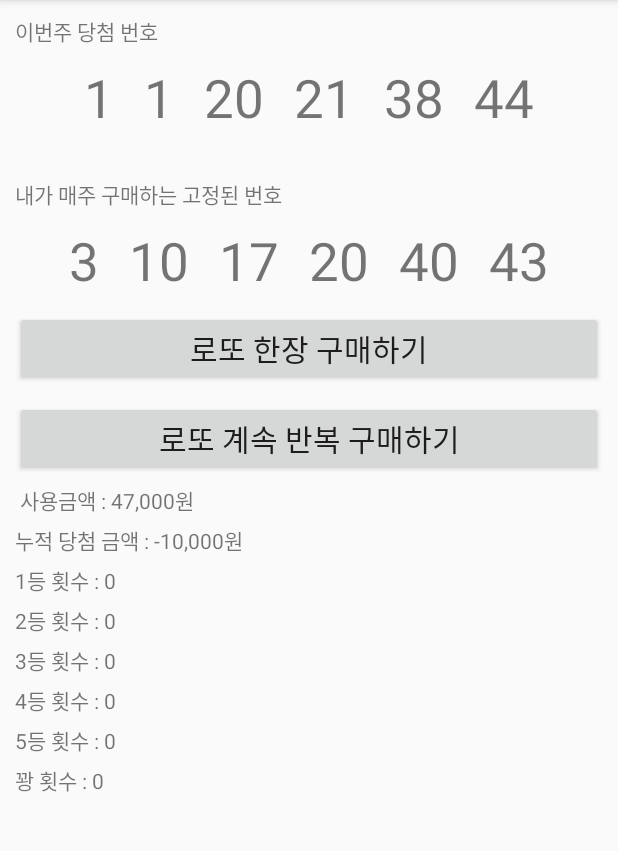
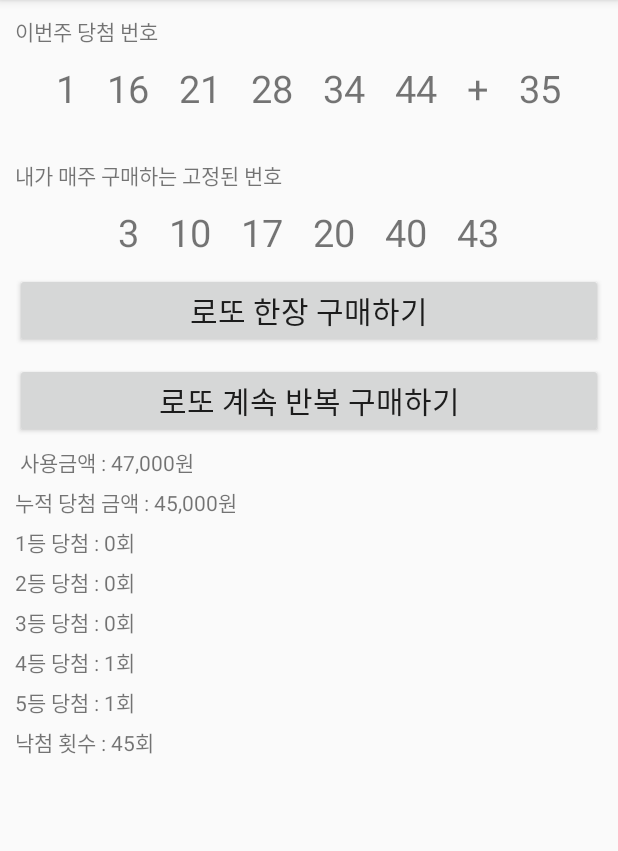
Before and after one commit to Bsoyoung/201911_KotlinFinalTest, an Android app: the LottoActivity screen opened directly, with no data from a screen before it, after a tap on "로또 계속 반복 구매하기", on a phone screen of 412 x 824 dp, the part 84-935 px from its top. Run offline under Robolectric (Android 15) with nearby library versions, the phone set to English and light mode, and no system bars; 1 other tap on this screen came first.

Commit message:
보너스 번호 뽑기  - 정석 당첨 번호와의 중복 회피

```diff
--- a/app/src/main/java/com/example/a201911_kotlinfinaltest/LottoActivity.kt
+++ b/app/src/main/java/com/example/a201911_kotlinfinaltest/LottoActivity.kt
@@ -1,5 +1,6 @@
 package com.example.a201911_kotlinfinaltest
 
+import android.content.Context
 import android.os.Bundle
 import android.os.Handler
 import android.widget.TextView
@@ -26,7 +27,10 @@ class LottoActivity : BaseActivity() {
     var fifthRankCount=0
     var wrongCount=0
 
+    //정석 당첨번호 6개 저장 배열
     var lottoNumArrayList = ArrayList<Int>()
+    //보너스 번호
+    var bonusNUm = 0
     var thisWeekLottoNumTextViewArrayList = ArrayList<TextView>()
 
     var myNumArrayList = ArrayList<Int>()
@@ -103,13 +107,12 @@ class LottoActivity : BaseActivity() {
         }
 
         luckyMoneyTxt.text = String.format("누적 당첨 금액 : %,d원",luckyMoney)
-
-        firstRankCountTxt.text = String.format("1등 당첨 : %.d회",firstRankCount)
-        secondRankCountTxt.text = String.format("2등 당첨 : %.d회",secondRankCount)
-        thirdRankCountTxt.text = String.format("3등 당첨 : %.d회",thirdRankCount)
-        fourthRankCountTxt.text = String.format("4등 당첨 : %.d회",fourthRankCount)
-        fifthRankCountTxt.text = String.format("5등 당첨 : %.d회",fifthRankCount)
-        wrongRankCountTxt.text = String.format("낙첨 : %.d회",wrongCount)
+        firstRankCountTxt.text = String.format("1등 당첨 : %,d회", firstRankCount)
+        secondRankCountTxt.text = String.format("2등 당첨 : %,d회", secondRankCount)
+        thirdRankCountTxt.text = String.format("3등 당첨 : %,d회", thirdRankCount)
+        fourthRankCountTxt.text = String.format("4등 당첨 : %,d회", fourthRankCount)
+        fifthRankCountTxt.text = String.format("5등 당첨 : %,d회", fifthRankCount)
+        wrongCountTxt.text = String.format("낙첨 횟수 : %,d회", wrongCount)
 
     }
 
@@ -182,6 +185,25 @@ class LottoActivity : BaseActivity() {
 
         //당첨 번호 6개를 작은 숫자부터 큰 숫자 순서대로 (정렬)!
         Collections.sort(lottoNumArrayList)
+        //보너스 번호를 추가로 뽑자. 중복을 피해야함. => 몇번이나 뽑아야 중복이 아닐지 알 수 없다.
+
+        while(true){
+            var tempRandomNum = (Math.random()*45+1).toInt()
+            var isDupIsOk = true
+            for(num in lottoNumArrayList){
+                if(tempRandomNum == num){
+                    //중복발견! 다시 뽑아야함.
+                    isDupIsOk = false
+                    break
+                }
+            }
+            if(isDupIsOk) {
+                bonusNUm = tempRandomNum
+                break
+            }
+
+
+        }
 
         //6개의 텍스트뷰 / 당첨번호를 뽑아내서 연결
         for(i in 0 .. lottoNumArrayList.size -1){
@@ -190,6 +212,8 @@ class LottoActivity : BaseActivity() {
 
             numTxt.text = number.toString()
         }
+
+        bonusNumTxt.text = bonusNUm.toString()
 
 
 
--- a/app/src/main/res/layout/lotto.xml
+++ b/app/src/main/res/layout/lotto.xml
@@ -24,14 +24,14 @@
             android:id="@+id/lottoNumTxt1"
             android:layout_width="wrap_content"
             android:layout_height="wrap_content"
-            android:textSize="35sp"
+            android:textSize="25sp"
             android:text="\?"/>
 
         <TextView
             android:id="@+id/lottoNumTxt2"
             android:layout_width="wrap_content"
             android:layout_height="wrap_content"
-            android:textSize="35sp"
+            android:textSize="25sp"
             android:layout_marginLeft="20dp"
             android:text="\?"/>
 
@@ -40,7 +40,7 @@
             android:id="@+id/lottoNumTxt3"
             android:layout_width="wrap_content"
             android:layout_height="wrap_content"
-            android:textSize="35sp"
+            android:textSize="25sp"
             android:layout_marginLeft="20dp"
             android:text="\?"/>
 
@@ -49,7 +49,7 @@
             android:id="@+id/lottoNumTxt4"
             android:layout_width="wrap_content"
             android:layout_height="wrap_content"
-            android:textSize="35sp"
+            android:textSize="25sp"
             android:layout_marginLeft="20dp"
             android:text="\?"/>
 
@@ -58,7 +58,7 @@
             android:id="@+id/lottoNumTxt5"
             android:layout_width="wrap_content"
             android:layout_height="wrap_content"
-            android:textSize="35sp"
+            android:textSize="25sp"
             android:layout_marginLeft="20dp"
             android:text="\?"/>
 
@@ -67,10 +67,23 @@
             android:id="@+id/lottoNumTxt6"
             android:layout_width="wrap_content"
             android:layout_height="wrap_content"
-            android:textSize="35sp"
+            android:textSize="25sp"
             android:layout_marginLeft="20dp"
             android:text="\?"/>
 
+        <TextView
+            android:layout_width="wrap_content"
+            android:layout_height="wrap_content"
+            android:textSize="25sp"
+            android:layout_marginLeft="20dp"
+            android:text="+"/>
+        <TextView
+            android:id="@+id/bonusNumTxt"
+            android:layout_width="wrap_content"
+            android:layout_height="wrap_content"
+            android:textSize="25sp"
+            android:layout_marginLeft="20dp"
+            android:text="\?"/>
 
     </LinearLayout>
 
@@ -94,14 +107,14 @@
             android:id="@+id/myLottoNumTxt1"
             android:layout_width="wrap_content"
             android:layout_height="wrap_content"
-            android:textSize="35sp"
+            android:textSize="25sp"
             android:text="3"/>
 
         <TextView
             android:id="@+id/myLottoNumTxt2"
             android:layout_width="wrap_content"
             android:layout_height="wrap_content"
-            android:textSize="35sp"
+            android:textSize="25sp"
             android:layout_marginLeft="20dp"
             android:text="10"/>
 
@@ -110,7 +123,7 @@
             android:id="@+id/myLottoNumTxt3"
             android:layout_width="wrap_content"
             android:layout_height="wrap_content"
-            android:textSize="35sp"
+            android:textSize="25sp"
             android:layout_marginLeft="20dp"
             android:text="17"/>
 
@@ -119,7 +132,7 @@
             android:id="@+id/myLottoNumTxt4"
             android:layout_width="wrap_content"
             android:layout_height="wrap_content"
-            android:textSize="35sp"
+            android:textSize="25sp"
             android:layout_marginLeft="20dp"
             android:text="20"/>
 
@@ -128,7 +141,7 @@
             android:id="@+id/myLottoNumTxt5"
             android:layout_width="wrap_content"
             android:layout_height="wrap_content"
-            android:textSize="35sp"
+            android:textSize="25sp"
             android:layout_marginLeft="20dp"
             android:text="40"/>
 
@@ -137,7 +150,7 @@
             android:id="@+id/myLottoNumTxt6"
             android:layout_width="wrap_content"
             android:layout_height="wrap_content"
-            android:textSize="35sp"
+            android:textSize="25sp"
             android:layout_marginLeft="20dp"
             android:text="43"/>
 
@@ -209,7 +222,7 @@
         android:text="5등 횟수 : 0"/>
 
     <TextView
-        android:id="@+id/wrongRankCountTxt"
+        android:id="@+id/wrongCountTxt"
         android:layout_width="wrap_content"
         android:layout_height="wrap_content"
         android:layout_marginTop="5dp"
```
